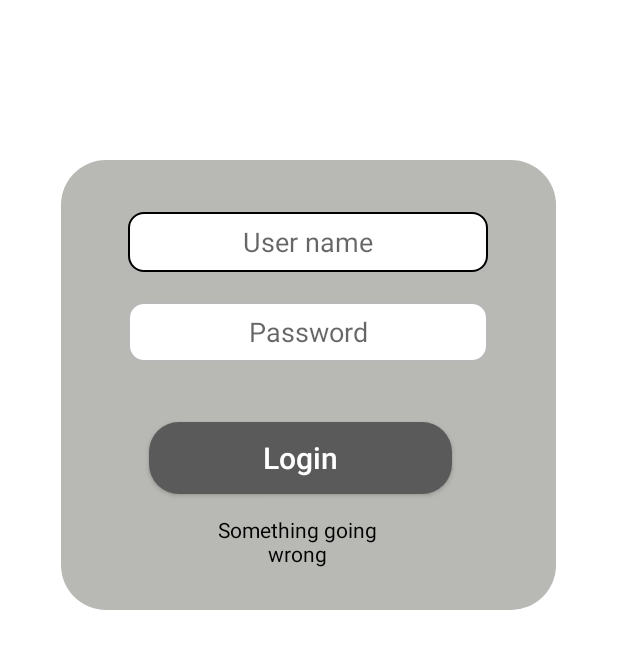
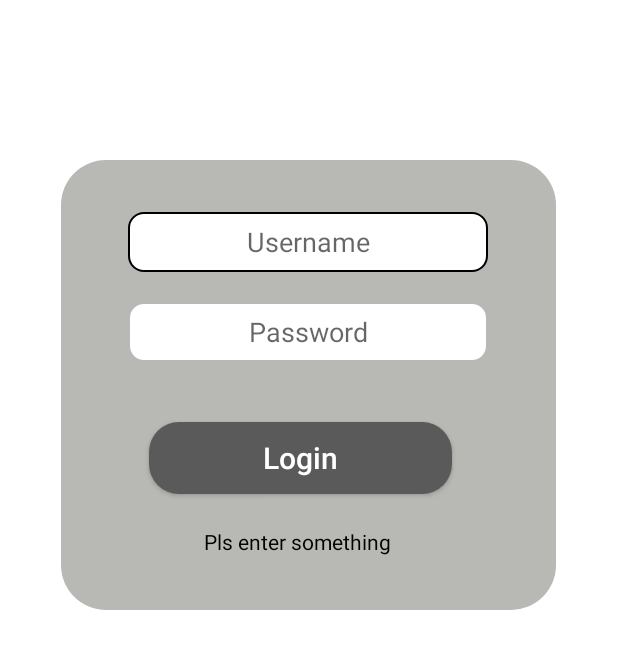
Before and after one commit to programmetajs-riga/advanced_task, an Android app: the screen it shows after launch (LoginActivity), after a tap on "Login", on a phone screen of 412 x 824 dp. Shown: the top 649 px of the screen. Run offline under Robolectric (Android 15) with nearby library versions, the phone set to English and light mode, and no system bars.

```diff
--- a/app/build.gradle
+++ b/app/build.gradle
@@ -39,6 +39,7 @@ dependencies {
     implementation 'androidx.lifecycle:lifecycle-viewmodel-ktx:2.5.1'
     implementation 'androidx.navigation:navigation-fragment:2.5.1'
     implementation 'com.google.android.gms:play-services-maps:17.0.0'
+    implementation 'com.android.support:recyclerview-v7:23.2.1'
     implementation 'androidx.navigation:navigation-ui:2.5.1'
     testImplementation 'junit:junit:4.13.2'
     androidTestImplementation 'androidx.test.ext:junit:1.1.3'
--- a/app/src/main/java/com/example/dev_task_advanced/activity/LoginActivity.java
+++ b/app/src/main/java/com/example/dev_task_advanced/activity/LoginActivity.java
@@ -9,9 +9,11 @@ import androidx.appcompat.app.AppCompatDelegate;
 
 import com.example.dev_task_advanced.Constants;
 import com.example.dev_task_advanced.HTTP;
+import com.example.dev_task_advanced.R;
 import com.example.dev_task_advanced.databinding.ActivityLoginBinding;
 
 import java.util.HashMap;
+import java.util.regex.Pattern;
 
 public class LoginActivity extends AppCompatActivity {
 
@@ -32,34 +34,50 @@ public class LoginActivity extends AppCompatActivity {
         binding.btnlogin.setOnClickListener(new View.OnClickListener() {
             @Override
             public void onClick(View view) {
-
-               if(validation()){
+                //Minimum eight characters, at least one letter and one number:
+                Pattern pattern = Pattern.compile("^(?=.*[A-Za-z])(?=.*\\d)[A-Za-z\\d]{8,}$");
+                //Minimum eight characters, at least one letter, one number and one special character:
+                Pattern pattern1 = Pattern.compile("^(?=.*[A-Za-z])(?=.*\\d)(?=.*[@$!%*#?&])[A-Za-z\\d@$!%*#?&]{8,}$");
+                //Minimum eight characters, at least one uppercase letter, one lowercase letter and one number:
+                Pattern pattern2 = Pattern.compile("^(?=.*[a-z])(?=.*[A-Z])(?=.*\\d)[a-zA-Z\\d]{8,}$");
+                //Minimum eight characters, at least one uppercase letter, one lowercase letter, one number and one special character:
+                Pattern pattern3 = Pattern.compile("^(?=.*[a-z])(?=.*[A-Z])(?=.*\\d)(?=.*[@$!%*?&])[A-Za-z\\d@$!%*?&]{8,}$");
+                //Minimum eight and maximum 10 characters, at least one uppercase letter, one lowercase letter, one number and one special character:
+                Pattern pattern4 = Pattern.compile("^(?=.*[a-z])(?=.*[A-Z])(?=.*\\d)(?=.*[@$!%*?&])[A-Za-z\\d@$!%*?&]{8,10}$");
+                String login = binding.login.getText().toString();
+                String password = binding.password.getText().toString();
+                if(login.equals("") && password.equals("")){
+                   binding.errortext.setText(getResources().getString(R.string.vailidation));
+                }else if (login.contains(" ") || password.contains(" ")){
+                   binding.errortext.setText("no space allow");
+               }
+               else if(login.equals("") || login.equals(" ")){
+                   binding.errortext.setText("pls enter login");
+               }else if(password.equals("") || password.equals(" ")){
+                   binding.errortext.setText("pls enter password");
+               }
+               else{
                    responseCode = getLogin();
-                }
                    if(responseCode == 200){
                        Intent intent = new Intent(LoginActivity.this, MainActivity.class);
                        startActivity(intent);
                    }
                    else if (responseCode == 401){
-                    binding.errortext.setText("Incorrect login or password");
+                       binding.errortext.setText(getResources().getString(R.string.error401));
                    }else if(responseCode == 404){
-                    binding.errortext.setText("Problems with connections!");
+                       binding.errortext.setText(getResources().getString(R.string.error404));
                    }else{
-                    binding.errortext.setText("Something going wrong");
+                       binding.errortext.setText(getResources().getString(R.string.vailidation));
                    }
-
-
-
-
+               }
             }
         });
 
     }
     private boolean validation(){
-        return binding.password.getText().toString() != null && binding.login.getText().toString() != null
-                && binding.login.getText().toString() != "" && binding.password.getText().toString() != "";
+        return binding.login.getText().toString() == null &&  binding.password.getText().toString() == null &&
+                binding.login.getText().toString() == "" &&  binding.password.getText().toString() == "";
     }
-
 
     private int getLogin() {
         HashMap<String,String> cred = new HashMap();
--- a/app/src/main/res/layout/activity_login.xml
+++ b/app/src/main/res/layout/activity_login.xml
@@ -37,7 +37,7 @@
             android:background="@drawable/custom_inpute"
             android:ems="10"
             android:gravity="center"
-            android:hint="User name"
+            android:hint="@string/username"
             android:inputType="textPersonName"
             android:textColor="@color/black"
             app:layout_constraintBottom_toBottomOf="parent"
@@ -57,7 +57,7 @@
             android:background="@drawable/custom_inpute"
             android:ems="10"
             android:gravity="center"
-            android:hint="Password"
+            android:hint="@string/password"
             android:inputType="textPassword"
             android:textColor="@color/black"
             app:layout_constraintBottom_toBottomOf="parent"
@@ -92,7 +92,7 @@
             android:layout_marginLeft="100dp"
             android:layout_marginTop="190dp"
             android:background="@drawable/custom_button"
-            android:text="Login"
+            android:text="@string/login"
             android:textAllCaps="false"
             android:textColor="#FFFFFF"
             android:textSize="20sp" />
--- a/app/src/main/res/values/strings.xml
+++ b/app/src/main/res/values/strings.xml
@@ -17,4 +17,10 @@
     <string name="back">back</string>
     <string name="submit">Submit</string>
     <string name="_1_place">1.place</string>
+    <string name="username">Username</string>
+    <string name="password">Password</string>
+    <string name="login">Login</string>
+    <string name="error401">Incorrect login or password</string>
+    <string name="error404">Problems with connections!</string>
+    <string name="vailidation">Pls enter something</string>
 </resources>
```
Also changed, not shown: app/src/main/java/com/example/dev_task_advanced/ui/home/HomeFragment.java (+6 -1 lines), app/src/main/res/layout/fragment_home.xml (+33 -20 lines), 2 other files. Lines whose indentation alone changed are shown as unchanged.
